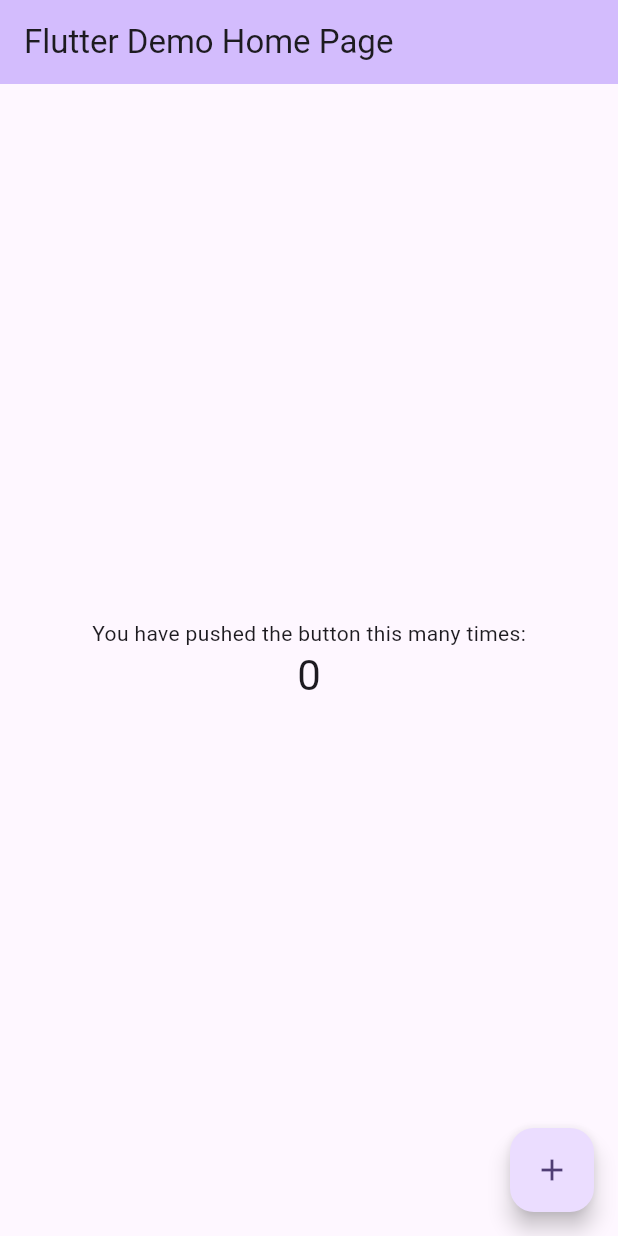
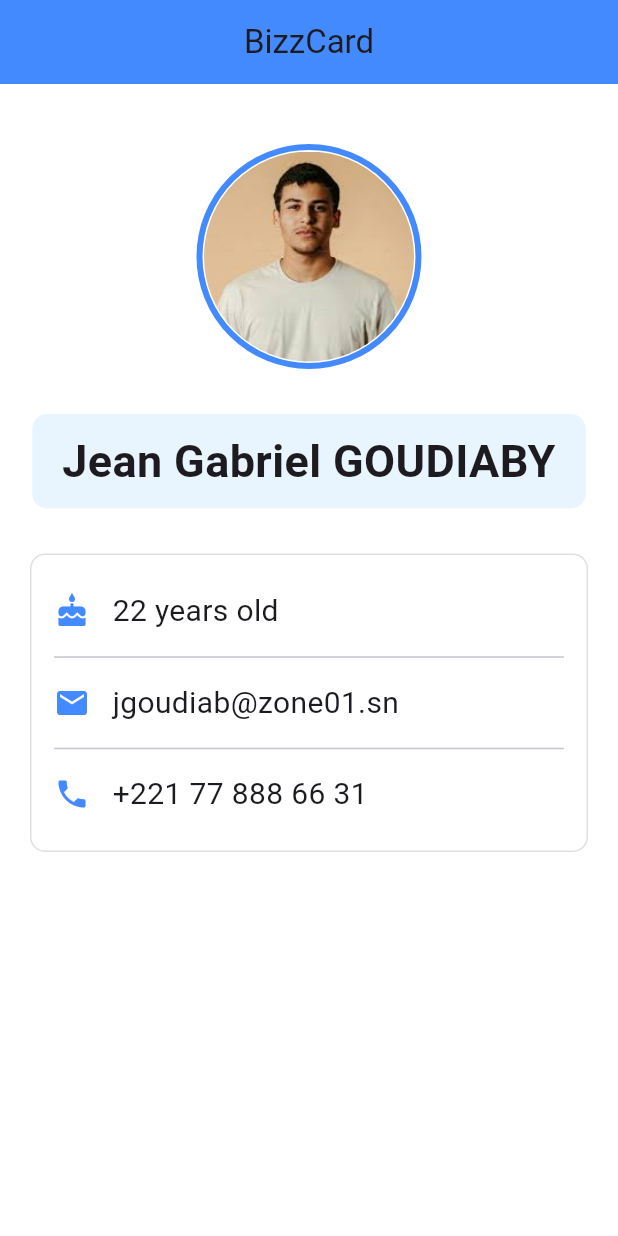
Before and after one commit to Jeanga7/piscine-flutter, a Flutter app: the screen it shows after launch, on a phone screen of 412 x 824 dp. Run offline on Flutter 3.47's test engine with Material 3 defaults, Android fonts, the phone set to English and light mode, and no system bars.

Commit message:
bizz-card

```diff
--- a/bizz_card/lib/main.dart
+++ b/bizz_card/lib/main.dart
@@ -7,116 +7,164 @@ void main() {
 class MyApp extends StatelessWidget {
   const MyApp({super.key});
 
-  // This widget is the root of your application.
   @override
   Widget build(BuildContext context) {
     return MaterialApp(
-      title: 'Flutter Demo',
-      theme: ThemeData(
-        // This is the theme of your application.
-        //
-        // TRY THIS: Try running your application with "flutter run". You'll see
-        // the application has a purple toolbar. Then, without quitting the app,
-        // try changing the seedColor in the colorScheme below to Colors.green
-        // and then invoke "hot reload" (save your changes or press the "hot
-        // reload" button in a Flutter-supported IDE, or press "r" if you used
-        // the command line to start the app).
-        //
-        // Notice that the counter didn't reset back to zero; the application
-        // state is not lost during the reload. To reset the state, use hot
-        // restart instead.
-        //
-        // This works for code too, not just values: Most code changes can be
-        // tested with just a hot reload.
-        colorScheme: ColorScheme.fromSeed(seedColor: Colors.deepPurple),
+      debugShowCheckedModeBanner: false,
+      home: Scaffold(
+        appBar: AppBar(
+          title: const Text('BizzCard'),
+          backgroundColor: Colors.blueAccent,
+          centerTitle: true,
+        ),
+        body: const BizzCard(),
       ),
-      home: const MyHomePage(title: 'Flutter Demo Home Page'),
     );
   }
 }
 
-class MyHomePage extends StatefulWidget {
-  const MyHomePage({super.key, required this.title});
-
-  // This widget is the home page of your application. It is stateful, meaning
-  // that it has a State object (defined below) that contains fields that affect
-  // how it looks.
-
-  // This class is the configuration for the state. It holds the values (in this
-  // case the title) provided by the parent (in this case the App widget) and
-  // used by the build method of the State. Fields in a Widget subclass are
-  // always marked "final".
-
-  final String title;
-
-  @override
-  State<MyHomePage> createState() => _MyHomePageState();
-}
-
-class _MyHomePageState extends State<MyHomePage> {
-  int _counter = 0;
-
-  void _incrementCounter() {
-    setState(() {
-      // This call to setState tells the Flutter framework that something has
-      // changed in this State, which causes it to rerun the build method below
-      // so that the display can reflect the updated values. If we changed
-      // _counter without calling setState(), then the build method would not be
-      // called again, and so nothing would appear to happen.
-      _counter++;
-    });
-  }
+class BizzCard extends StatelessWidget {
+  const BizzCard({super.key});
 
   @override
   Widget build(BuildContext context) {
-    // This method is rerun every time setState is called, for instance as done
-    // by the _incrementCounter method above.
-    //
-    // The Flutter framework has been optimized to make rerunning build methods
-    // fast, so that you can just rebuild anything that needs updating rather
-    // than having to individually change instances of widgets.
-    return Scaffold(
-      appBar: AppBar(
-        // TRY THIS: Try changing the color here to a specific color (to
-        // Colors.amber, perhaps?) and trigger a hot reload to see the AppBar
-        // change color while the other colors stay the same.
-        backgroundColor: Theme.of(context).colorScheme.inversePrimary,
-        // Here we take the value from the MyHomePage object that was created by
-        // the App.build method, and use it to set our appbar title.
-        title: Text(widget.title),
+    return Container(
+      width: double.infinity,
+      padding: const EdgeInsets.all(20.0),
+      decoration: const BoxDecoration(
+        color: Colors.white,
       ),
-      body: Center(
-        // Center is a layout widget. It takes a single child and positions it
-        // in the middle of the parent.
-        child: Column(
-          // Column is also a layout widget. It takes a list of children and
-          // arranges them vertically. By default, it sizes itself to fit its
-          // children horizontally, and tries to be as tall as its parent.
-          //
-          // Column has various properties to control how it sizes itself and
-          // how it positions its children. Here we use mainAxisAlignment to
-          // center the children vertically; the main axis here is the vertical
-          // axis because Columns are vertical (the cross axis would be
-          // horizontal).
-          //
-          // TRY THIS: Invoke "debug painting" (choose the "Toggle Debug Paint"
-          // action in the IDE, or press "p" in the console), to see the
-          // wireframe for each widget.
-          mainAxisAlignment: MainAxisAlignment.center,
-          children: <Widget>[
-            const Text('You have pushed the button this many times:'),
-            Text(
-              '$_counter',
-              style: Theme.of(context).textTheme.headlineMedium,
-            ),
-          ],
-        ),
+      child: Column(
+        children: [
+          const ProfilePicture(),
+          const SizedBox(height: 30),
+          const NameSection(),
+          const SizedBox(height: 30),
+          const PersonalInfo(),
+        ],
       ),
-      floatingActionButton: FloatingActionButton(
-        onPressed: _incrementCounter,
-        tooltip: 'Increment',
-        child: const Icon(Icons.add),
-      ), // This trailing comma makes auto-formatting nicer for build methods.
     );
   }
 }
+
+class ProfilePicture extends StatelessWidget {
+  const ProfilePicture({super.key});
+
+  @override
+  Widget build(BuildContext context) {
+    return Container(
+      margin: const EdgeInsets.only(top: 20.0),
+      child: Stack(
+        alignment: Alignment.center,
+        children: [
+          Container(
+            width: 150,
+            height: 150,
+            decoration: BoxDecoration(
+              shape: BoxShape.circle,
+              border: Border.all(
+                color: Colors.blueAccent,
+                width: 4,
+              ),
+            ),
+          ),
+          Container(
+            width: 140,
+            height: 140,
+            decoration: const BoxDecoration(
+              shape: BoxShape.circle,
+              image: DecorationImage(
+                image: AssetImage('assets/images/profile.png'),
+                fit: BoxFit.cover,
+              ),
+            ),
+          ),
+        ],
+      ),
+    );
+  }
+}
+
+class NameSection extends StatelessWidget {
+  const NameSection({super.key});
+
+  @override
+  Widget build(BuildContext context) {
+    return Container(
+      padding: const EdgeInsets.symmetric(horizontal: 20, vertical: 10),
+      decoration: BoxDecoration(
+        color: Colors.blue.withOpacity(0.1),
+        borderRadius: BorderRadius.circular(10),
+      ),
+      child: const Column(
+        children: [
+          Text(
+            'Jean Gabriel GOUDIABY',
+            textAlign: TextAlign.center,
+            style: TextStyle(
+              fontSize: 30,
+              fontWeight: FontWeight.bold,
+            ),
+          ),
+        ],
+      ),
+    );
+  }
+}
+
+class PersonalInfo extends StatelessWidget {
+  const PersonalInfo({super.key});
+
+  @override
+  Widget build(BuildContext context) {
+    return Container(
+      padding: const EdgeInsets.all(15),
+      decoration: BoxDecoration(
+        border: Border.all(color: Colors.grey.shade300),
+        borderRadius: BorderRadius.circular(10),
+      ),
+      child: const Column(
+        children: [
+          PersonalInfoRow(
+            icon: Icons.cake,
+            text: '22 years old',
+          ),
+          Divider(),
+          PersonalInfoRow(
+            icon: Icons.email,
+            text: 'jgoudiab@zone01.sn',
+          ),
+          Divider(),
+          PersonalInfoRow(
+            icon: Icons.phone,
+            text: '+221 77 888 66 31',
+          ),
+        ],
+      ),
+    );
+  }
+}
+
+class PersonalInfoRow extends StatelessWidget {
+  final IconData icon;
+  final String text;
+
+  const PersonalInfoRow({super.key, required this.icon, required this.text});
+
+  @override
+  Widget build(BuildContext context) {
+    return Padding(
+      padding: const EdgeInsets.symmetric(vertical: 8.0),
+      child: Row(
+        children: [
+          Icon(icon, color: Colors.blueAccent),
+          const SizedBox(width: 15),
+          Text(
+            text,
+            style: const TextStyle(fontSize: 20),
+          ),
+        ],
+      ),
+    );
+  }
+}
--- a/bizz_card/pubspec.yaml
+++ b/bizz_card/pubspec.yaml
@@ -87,3 +87,5 @@ flutter:
   #
   # For details regarding fonts from package dependencies,
   # see https://flutter.dev/to/font-from-package
+  assets:
+    - assets/images/profile.png
```
Also changed, not shown: bizz_card/assets/images/profile.png (added).
